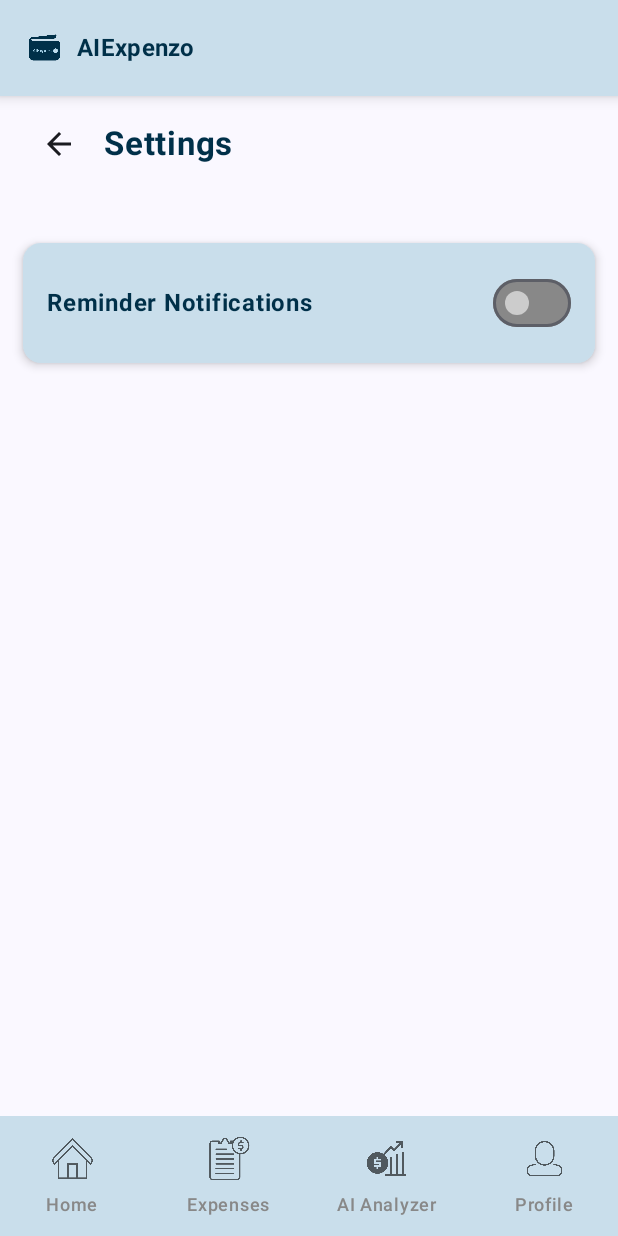
After one commit to sandxx03/AIExpenzo, an Android app built with Jetpack Compose: the SettingsScreen screen opened through its navigation route, on a phone screen of 412 x 824 dp. The commit adds this screen. Run offline under Robolectric (Android 15) with nearby library versions, the phone set to English and light mode, and no system bars; our stand-ins replace Firebase (no records; nobody signed in at launch, a user with empty details on screens opened directly), accompanist.

Commit message:
Eighteenth Commit -Added Notifications Toggle in Settings (not persist)

```diff
--- a/app/build.gradle.kts
+++ b/app/build.gradle.kts
@@ -68,6 +68,8 @@ dependencies {
     implementation ("com.squareup.retrofit2:converter-gson:2.9.0")
     implementation("com.google.mlkit:text-recognition:16.0.0")
     implementation("io.coil-kt:coil-compose:2.4.0")
+    implementation("androidx.work:work-runtime-ktx:2.9.0")
+    implementation("androidx.datastore:datastore-preferences:1.0.0")
 
 
 
--- a/app/src/main/AndroidManifest.xml
+++ b/app/src/main/AndroidManifest.xml
@@ -2,6 +2,7 @@
 <manifest xmlns:android="http://schemas.android.com/apk/res/android"
     xmlns:tools="http://schemas.android.com/tools">
 
+    <uses-permission android:name="android.permission.POST_NOTIFICATIONS"/>
     <application
         android:allowBackup="true"
         android:dataExtractionRules="@xml/data_extraction_rules"
--- a/app/src/main/java/com/example/aiexpenzo/navigation/AppNavHost.kt
+++ b/app/src/main/java/com/example/aiexpenzo/navigation/AppNavHost.kt
@@ -2,15 +2,22 @@ package com.example.aiexpenzo.navigation
 
 import androidx.compose.runtime.Composable
 import androidx.compose.runtime.LaunchedEffect
+import androidx.compose.runtime.getValue
+import androidx.compose.runtime.mutableStateOf
+import androidx.compose.runtime.saveable.rememberSaveable
+import androidx.compose.runtime.setValue
+import androidx.compose.ui.platform.LocalContext
 import androidx.navigation.NavHostController
 import androidx.navigation.compose.NavHost
 import androidx.navigation.compose.composable
 import com.example.aiexpenzo.components.BottomNavBarItem
 import com.example.aiexpenzo.data.model.Expense
+import com.example.aiexpenzo.util.RequestNotificationPermission
+import com.example.aiexpenzo.util.cancelDailyReminder
+import com.example.aiexpenzo.util.scheduleDailyReminder
 import com.example.aiexpenzo.view.AIAnalyzerScreen
 import com.example.aiexpenzo.view.AppGuideScreen
 import com.example.aiexpenzo.view.DashboardScreen
-import com.example.aiexpenzo.view.EditProfileScreen
 import com.example.aiexpenzo.view.ExpenseListScreen
 import com.example.aiexpenzo.view.LoginScreen
 import com.example.aiexpenzo.view.ManualAddExpenseScreen
@@ -18,7 +25,9 @@ import com.example.aiexpenzo.view.MonthlyBudgetPromptScreen
 import com.example.aiexpenzo.view.MonthlyIncomePromptScreen
 import com.example.aiexpenzo.view.OnboardingScreen
 import com.example.aiexpenzo.view.ProfileScreen
+import com.example.aiexpenzo.view.SettingsScreen
 import com.example.aiexpenzo.view.SignUpScreen
+import com.example.aiexpenzo.view.UpdateProfileScreen
 import com.example.aiexpenzo.view.UploadQrPayStatementScreen
 import com.example.aiexpenzo.viewmodel.AiAnalyzerViewModel
 import com.example.aiexpenzo.viewmodel.AuthViewModel
@@ -140,11 +149,29 @@ fun AppNavHost(
         composable(BottomNavBarItem.Profile.route){
             ProfileScreen(navController, authViewModel)}
 
-        composable("edit_profile") {
-            EditProfileScreen(navController, authViewModel)}
+        composable("update_profile") {
+            UpdateProfileScreen(navController, authViewModel)}
 
         composable("help"){
             AppGuideScreen(navController)
+        }
+        composable("settings"){
+            val context = LocalContext.current
+            var isReminderEnabled by rememberSaveable { mutableStateOf(false) }
+            RequestNotificationPermission()
+            SettingsScreen(
+                navController = navController,
+                isReminderEnabled = isReminderEnabled,
+                onToggleReminder = { enabled ->
+                    isReminderEnabled = enabled
+                    if (enabled) {
+                        scheduleDailyReminder(context)
+                    } else {
+                        cancelDailyReminder(context)
+                    }
+
+                }
+            )
         }
 
 
--- /dev/null
+++ b/app/src/main/java/com/example/aiexpenzo/util/RequestNotificationPermission.kt
@@ -0,0 +1,36 @@
+package com.example.aiexpenzo.util
+
+import android.content.pm.PackageManager
+import android.os.Build
+import android.widget.Toast
+import androidx.activity.compose.rememberLauncherForActivityResult
+import androidx.activity.result.contract.ActivityResultContracts
+import androidx.compose.runtime.Composable
+import androidx.compose.runtime.LaunchedEffect
+import androidx.compose.ui.platform.LocalContext
+import androidx.core.content.ContextCompat
+
+@Composable
+fun RequestNotificationPermission(){
+    val context = LocalContext.current
+    val permissionLauncher = rememberLauncherForActivityResult(
+        contract = ActivityResultContracts.RequestPermission(),
+        onResult = { isGranted ->
+            if (!isGranted){
+                Toast.makeText(context, "Notification permission denied", Toast.LENGTH_SHORT).show()
+            }
+        }
+    )
+
+    LaunchedEffect(Unit) {
+        if (Build.VERSION.SDK_INT >= Build.VERSION_CODES.TIRAMISU) {
+            if (ContextCompat.checkSelfPermission(
+                    context,
+                    android.Manifest.permission.POST_NOTIFICATIONS
+                ) != PackageManager.PERMISSION_GRANTED
+            ) {
+                permissionLauncher.launch(android.Manifest.permission.POST_NOTIFICATIONS)
+            }
+        }
+    }
+}
--- /dev/null
+++ b/app/src/main/java/com/example/aiexpenzo/view/SettingsScreen.kt
@@ -0,0 +1,130 @@
+package com.example.aiexpenzo.view
+
+import androidx.compose.foundation.layout.Column
+import androidx.compose.foundation.layout.Row
+import androidx.compose.foundation.layout.Spacer
+import androidx.compose.foundation.layout.fillMaxSize
+import androidx.compose.foundation.layout.fillMaxWidth
+import androidx.compose.foundation.layout.height
+import androidx.compose.foundation.layout.padding
+import androidx.compose.foundation.layout.width
+import androidx.compose.material.icons.Icons
+import androidx.compose.material.icons.automirrored.filled.ArrowBack
+import androidx.compose.material3.Card
+import androidx.compose.material3.CardDefaults
+import androidx.compose.material3.Icon
+import androidx.compose.material3.IconButton
+import androidx.compose.material3.Scaffold
+import androidx.compose.material3.Switch
+import androidx.compose.material3.SwitchDefaults
+import androidx.compose.material3.Text
+import androidx.compose.runtime.Composable
+import androidx.compose.ui.Alignment
+import androidx.compose.ui.Modifier
+import androidx.compose.ui.graphics.Color
+import androidx.compose.ui.platform.LocalContext
+import androidx.compose.ui.res.colorResource
+import androidx.compose.ui.text.font.FontWeight
+import androidx.compose.ui.tooling.preview.Preview
+import androidx.compose.ui.unit.dp
+import androidx.compose.ui.unit.sp
+import androidx.navigation.NavController
+import androidx.navigation.compose.rememberNavController
+import com.example.aiexpenzo.R
+import com.example.aiexpenzo.components.AppTopBar
+import com.example.aiexpenzo.components.BottomNavBar
+import com.example.aiexpenzo.util.cancelDailyReminder
+import com.example.aiexpenzo.util.scheduleDailyReminder
+
+
+@Composable
+fun SettingsScreen(
+    navController: NavController,
+    isReminderEnabled: Boolean,
+    onToggleReminder: (Boolean) -> Unit
+
+){
+    val context = LocalContext.current
+
+    Scaffold (
+        topBar = { AppTopBar() },
+        bottomBar = { BottomNavBar(navController) }
+    ) { innerPadding ->
+
+        Column(
+            modifier = Modifier
+                .fillMaxSize()
+                .padding(innerPadding)
+                .padding(horizontal = 15.dp)
+        ) {
+            Spacer(modifier = Modifier.height(8.dp))
+
+            Row(verticalAlignment = Alignment.CenterVertically
+            ) {
+                // Back button and header
+                IconButton(onClick = { navController.popBackStack() }) {
+                    Icon(
+                        imageVector = Icons.AutoMirrored.Filled.ArrowBack,
+                        contentDescription = "Back"
+                    )
+                }
+                Spacer(Modifier.width((6.dp)))
+
+                Text(
+                    text = "Settings",
+                    fontWeight = FontWeight.Bold,
+                    fontSize = 22.sp,
+                    color = colorResource(R.color.navyblue)
+                )
+
+            }
+            Spacer(modifier = Modifier.height(36.dp))
+            Card(
+                modifier = Modifier.fillMaxWidth()
+                    .padding(vertical = 6.dp),
+                elevation = CardDefaults.cardElevation(4.dp),
+                colors = CardDefaults.cardColors(
+                    containerColor = colorResource(R.color.lightblue)
+                )
+            ) {
+                Column(modifier = Modifier.padding(16.dp)) {
+
+                    Row(
+                        verticalAlignment = Alignment.CenterVertically,
+                    ) {
+                        Text(
+                            text = "Reminder Notifications",
+                            fontWeight = FontWeight.Bold,
+                            fontSize = 16.sp,
+                            color = colorResource(id = R.color.navyblue),
+                            modifier = Modifier.weight(1f)
+                        )
+
+                        Switch(
+                            checked = isReminderEnabled,
+                            onCheckedChange = onToggleReminder,
+                            colors = SwitchDefaults.colors(
+                                checkedThumbColor = Color.LightGray,
+                                checkedTrackColor = colorResource(id = R.color.navyblue),
+                                uncheckedThumbColor = Color.LightGray,
+                                uncheckedTrackColor = Color.Gray
+                            )
+                        )
+
+                    }
+                }
+            }
+        }
+    }
+
+}
+
+@Preview(showBackground = true)
+@Composable
+fun SettingsScreenPreview(){
+    SettingsScreen(
+        navController = rememberNavController(),
+        isReminderEnabled = true,
+        onToggleReminder = {}
+    )
+}
--- a/app/src/main/java/com/example/aiexpenzo/view/EditProfileScreen.kt
+++ b/app/src/main/java/com/example/aiexpenzo/view/UpdateProfileScreen.kt
@@ -42,7 +42,7 @@ import com.example.aiexpenzo.components.BottomNavBar
 import com.example.aiexpenzo.viewmodel.AuthViewModel
 
 @Composable
-fun EditProfileScreen(
+fun UpdateProfileScreen(
     navController: NavController,
     viewModel: AuthViewModel,
 ){
@@ -128,7 +128,7 @@ fun EditProfileScreen(
                 Spacer(Modifier.width((6.dp)))
 
                 Text(
-                    text = "Edit Profile",
+                    text = "Update Profile",
                     fontWeight = FontWeight.Bold,
                     fontSize = 22.sp,
                     color = colorResource(R.color.navyblue)
```
Also changed, not shown: app/src/main/java/com/example/aiexpenzo/util/ReminderWorker.kt (added, +46 -0 lines), app/src/main/java/com/example/aiexpenzo/util/ScheduleDailyReminder.kt (added, +41 -0 lines), app/src/main/java/com/example/aiexpenzo/view/ProfileScreen.kt (+4 -4 lines).
